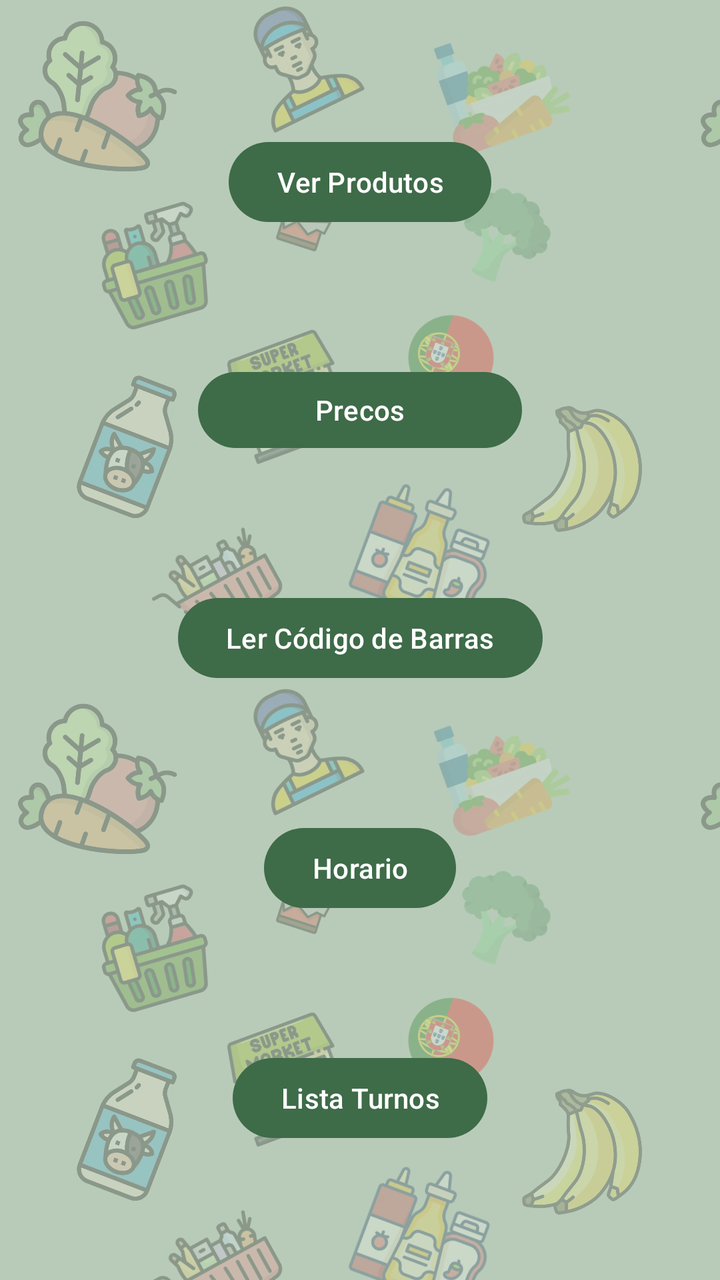
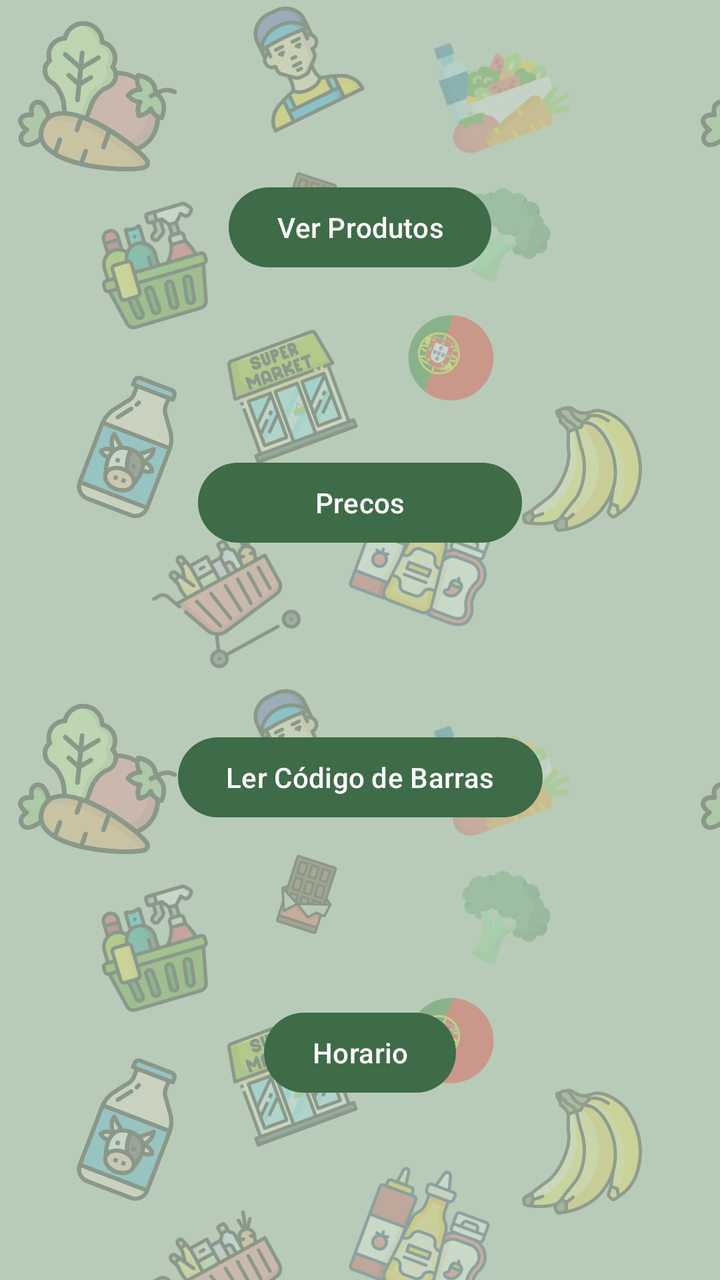

Before-and-after screenshots of an Android layout around one commit, followed by the original layout XML and the change that was made.
<!-- AndroidManifest.xml: application theme Theme.ProjectDroid_1220893_1241190 -->
<!-- res/layout/activity_funcionario.xml -->
<?xml version="1.0" encoding="utf-8"?>
<androidx.constraintlayout.widget.ConstraintLayout xmlns:android="http://schemas.android.com/apk/res/android"
    xmlns:app="http://schemas.android.com/apk/res-auto"
    xmlns:tools="http://schemas.android.com/tools"
    android:id="@+id/main"
    android:layout_width="match_parent"
    android:layout_height="match_parent"
    tools:context=".ui.Funcionario">

    <Button
        android:id="@+id/goPrecoProduto"
        android:layout_width="162dp"
        android:layout_height="46dp"
        android:text="Precos"
        app:layout_constraintBottom_toTopOf="@+id/buttonGoCodigoBarras"
        app:layout_constraintEnd_toEndOf="parent"
        app:layout_constraintStart_toStartOf="parent"
        app:layout_constraintTop_toBottomOf="@+id/buttonGoListProdutos" />

    <Button
        android:id="@+id/buttonGoListProdutos"
        android:layout_width="wrap_content"
        android:layout_height="wrap_content"
        android:text="Ver Produtos"
        android:visibility="visible"
        app:layout_constraintBottom_toTopOf="@+id/goPrecoProduto"
        app:layout_constraintEnd_toEndOf="parent"
        app:layout_constraintStart_toStartOf="parent"
        app:layout_constraintTop_toTopOf="parent"
        tools:visibility="visible" />

    <Button
        android:id="@+id/buttonGoCodigoBarras"
        android:layout_width="wrap_content"
        android:layout_height="wrap_content"
        android:text="Ler Código de Barras"
        app:layout_constraintBottom_toTopOf="@+id/buttonGoHorario"
        app:layout_constraintEnd_toEndOf="parent"
        app:layout_constraintStart_toStartOf="parent"
        app:layout_constraintTop_toBottomOf="@+id/goPrecoProduto" />

    <Button
        android:id="@+id/buttonGoHorario"
        android:layout_width="wrap_content"
        android:layout_height="wrap_content"
        android:text="Horario"
        app:layout_constraintBottom_toTopOf="@+id/buttonGoListaTurnos"
        app:layout_constraintEnd_toEndOf="parent"
        app:layout_constraintStart_toStartOf="parent"
        app:layout_constraintTop_toBottomOf="@+id/buttonGoCodigoBarras" />

    <Button
        android:id="@+id/buttonGoListaTurnos"
        android:layout_width="wrap_content"
        android:layout_height="wrap_content"
        android:text="Lista Turnos"
        app:layout_constraintBottom_toTopOf="@+id/buttonGoListaFuncionarios"
        app:layout_constraintEnd_toEndOf="parent"
        app:layout_constraintStart_toStartOf="parent"
        app:layout_constraintTop_toBottomOf="@+id/buttonGoHorario" />

    <Button
        android:id="@+id/buttonGoListaFuncionarios"
        android:layout_width="wrap_content"
        android:layout_height="wrap_content"
        android:text="Ver fichas de funcionários"
        android:visibility="gone"
        app:layout_constraintBottom_toTopOf="@+id/buttonGoCriarTipo"
        app:layout_constraintEnd_toEndOf="parent"
        app:layout_constraintStart_toStartOf="parent"
        app:layout_constraintTop_toBottomOf="@+id/buttonGoListaTurnos"
        tools:visibility="visible" />

    <Button
        android:id="@+id/buttonGoCriarTipo"
        android:layout_width="wrap_content"
        android:layout_height="wrap_content"
        android:text="Criar tipo"
        android:visibility="gone"
        app:layout_constraintBottom_toTopOf="@+id/buttonGoCriarFornecedor"
        app:layout_constraintEnd_toEndOf="parent"
        app:layout_constraintHorizontal_bias="0.501"
        app:layout_constraintStart_toStartOf="parent"
        app:layout_constraintTop_toBottomOf="@+id/buttonGoListaFuncionarios"
        tools:visibility="visible" />

    <Button
        android:id="@+id/buttonGoCriarFornecedor"
        android:layout_width="wrap_content"
        android:layout_height="wrap_content"
        android:text="Criar fornecedor"
        android:visibility="gone"
        app:layout_constraintBottom_toTopOf="@+id/buttonGoCriarProduto"
        app:layout_constraintEnd_toEndOf="parent"
        app:layout_constraintStart_toStartOf="parent"
        app:layout_constraintTop_toBottomOf="@+id/buttonGoCriarTipo"
        tools:visibility="visible" />

    <Button
        android:id="@+id/buttonGoCriarProduto"
        android:layout_width="wrap_content"
        android:layout_height="wrap_content"
        android:text="Criar produto"
        android:visibility="gone"
        app:layout_constraintBottom_toTopOf="@+id/buttonGoAdicionarFuncionario"
        app:layout_constraintEnd_toEndOf="parent"
        app:layout_constraintStart_toStartOf="parent"
        app:layout_constraintTop_toBottomOf="@+id/buttonGoCriarFornecedor"
        tools:visibility="visible" />

    <Button
        android:id="@+id/buttonGoAdicionarFuncionario"
        android:layout_width="wrap_content"
        android:layout_height="wrap_content"
        android:text="Adicionar Funcionario"
        android:visibility="gone"
        app:layout_constraintBottom_toBottomOf="parent"
        app:layout_constraintEnd_toEndOf="parent"
        app:layout_constraintHorizontal_bias="0.508"
        app:layout_constraintStart_toStartOf="parent"
        app:layout_constraintTop_toBottomOf="@+id/buttonGoCriarProduto"
        tools:visibility="visible" />

</androidx.constraintlayout.widget.ConstraintLayout>
<!-- resources referenced by this layout -->
<resources>
  <style name="Theme.ProjectDroid_1220893_1241190" parent="Base.Theme.ProjectDroid_1220893_1241190" />
  <style name="Base.Theme.ProjectDroid_1220893_1241190" parent="Theme.Material3.DayNight.NoActionBar">
          
          <item name="android:windowBackground">@drawable/fundo_supermercado</item>
  
          
          <item name="colorPrimary">@color/verde_botao</item>
          <item name="colorOnPrimary">@color/white</item>
          <item name="colorPrimaryContainer">@color/verde_botao</item>
  
          
          <item name="editTextStyle">@style/fundoElementosLayout</item>
          <item name="spinnerStyle">@style/fundoElementosLayout</item>
  
  
  
      </style>
  <!-- drawable fundo_supermercado (drawable) -->
  <?xml version="1.0" encoding="utf-8"?>
  <bitmap xmlns:android="http://schemas.android.com/apk/res/android"
      android:src="@drawable/padrao_fundo"
      android:tileMode="repeat" />
  <color name="verde_botao">#3E6B48</color>
  <color name="white">#FFFFFFFF</color>
  <style name="fundoElementosLayout" parent="Widget.AppCompat.EditText">
          <item name="android:background">@drawable/fundo_edittext</item>
          <item name="android:padding">12dp</item>
          <item name="android:textColor">#222222</item>
          <item name="android:textColorHint">#6B6B6B</item>
      </style>
  <!-- drawable padrao_fundo: png bitmap (drawable-nodpi, 387805 bytes) -->
  <!-- drawable fundo_edittext (drawable) -->
  <?xml version="1.0" encoding="utf-8"?>
  <shape xmlns:android="http://schemas.android.com/apk/res/android"
      android:shape="rectangle">
      <solid android:color="#BCFFFFFF" />
      <corners android:radius="12dp" />
  </shape>
</resources>

<!-- the commit's change to res/layout/activity_funcionario.xml (unified diff, before → after) -->
@@ -10,7 +10,7 @@
     <Button
         android:id="@+id/goPrecoProduto"
         android:layout_width="162dp"
-        android:layout_height="46dp"
+        android:layout_height="48dp"
         android:text="Precos"
         app:layout_constraintBottom_toTopOf="@+id/buttonGoCodigoBarras"
         app:layout_constraintEnd_toEndOf="parent"
@@ -44,20 +44,10 @@
         android:layout_width="wrap_content"
         android:layout_height="wrap_content"
         android:text="Horario"
-        app:layout_constraintBottom_toTopOf="@+id/buttonGoListaTurnos"
+        app:layout_constraintBottom_toTopOf="@+id/buttonGoListaFuncionarios"
         app:layout_constraintEnd_toEndOf="parent"
         app:layout_constraintStart_toStartOf="parent"
         app:layout_constraintTop_toBottomOf="@+id/buttonGoCodigoBarras" />
-
-    <Button
-        android:id="@+id/buttonGoListaTurnos"
-        android:layout_width="wrap_content"
-        android:layout_height="wrap_content"
-        android:text="Lista Turnos"
-        app:layout_constraintBottom_toTopOf="@+id/buttonGoListaFuncionarios"
-        app:layout_constraintEnd_toEndOf="parent"
-        app:layout_constraintStart_toStartOf="parent"
-        app:layout_constraintTop_toBottomOf="@+id/buttonGoHorario" />
 
     <Button
         android:id="@+id/buttonGoListaFuncionarios"
@@ -68,7 +58,7 @@
         app:layout_constraintBottom_toTopOf="@+id/buttonGoCriarTipo"
         app:layout_constraintEnd_toEndOf="parent"
         app:layout_constraintStart_toStartOf="parent"
-        app:layout_constraintTop_toBottomOf="@+id/buttonGoListaTurnos"
+        app:layout_constraintTop_toBottomOf="@+id/buttonGoHorario"
         tools:visibility="visible" />
 
     <Button
